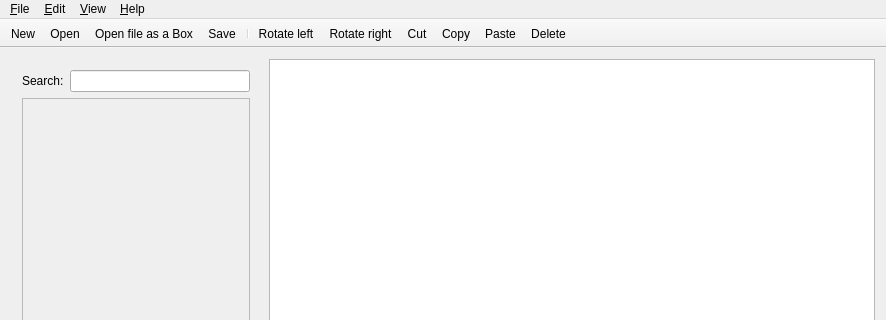
GIBIS-UNIFESP/wiRedPanda, file app/mainwindow.ui: the form before one commit; both pictures show x 0 to 886 and y 0 to 320 of the 886 by 765 pixel window.
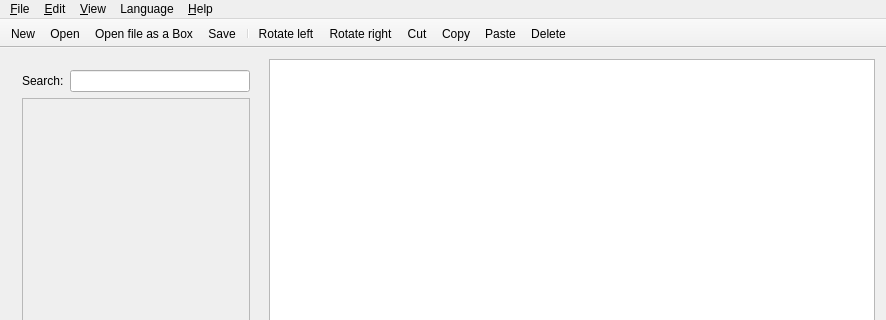
The form after the commit. The open tabs and pages were chosen to show the change. Icons and pictures are not drawn. Custom widgets are drawn as their Qt base class.

What changed in the file:
```diff
--- a/app/mainwindow.ui
+++ b/app/mainwindow.ui
@@ -1026,7 +1026,7 @@
      <x>0</x>
      <y>0</y>
      <width>886</width>
-     <height>19</height>
+     <height>20</height>
     </rect>
    </property>
    <widget class="QMenu" name="menuFile">
@@ -1094,9 +1094,17 @@
     <addaction name="actionGates"/>
     <addaction name="separator"/>
    </widget>
+   <widget class="QMenu" name="menuLanguage">
+    <property name="title">
+     <string>Language</string>
+    </property>
+    <addaction name="actionEnglish"/>
+    <addaction name="actionPortuguese"/>
+   </widget>
    <addaction name="menuFile"/>
    <addaction name="menuEdit"/>
    <addaction name="menuView"/>
+   <addaction name="menuLanguage"/>
    <addaction name="menuHelp"/>
   </widget>
   <action name="actionOpen">
```
Left out of the diff: 24 changed lines with no effect on the pictures.
